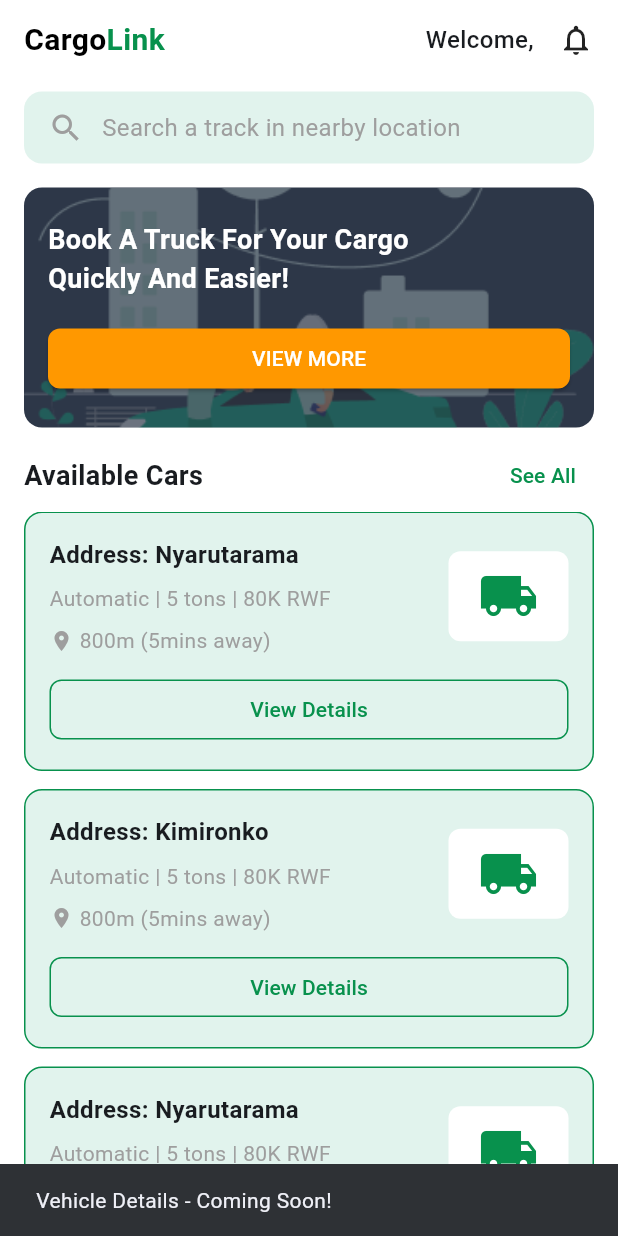
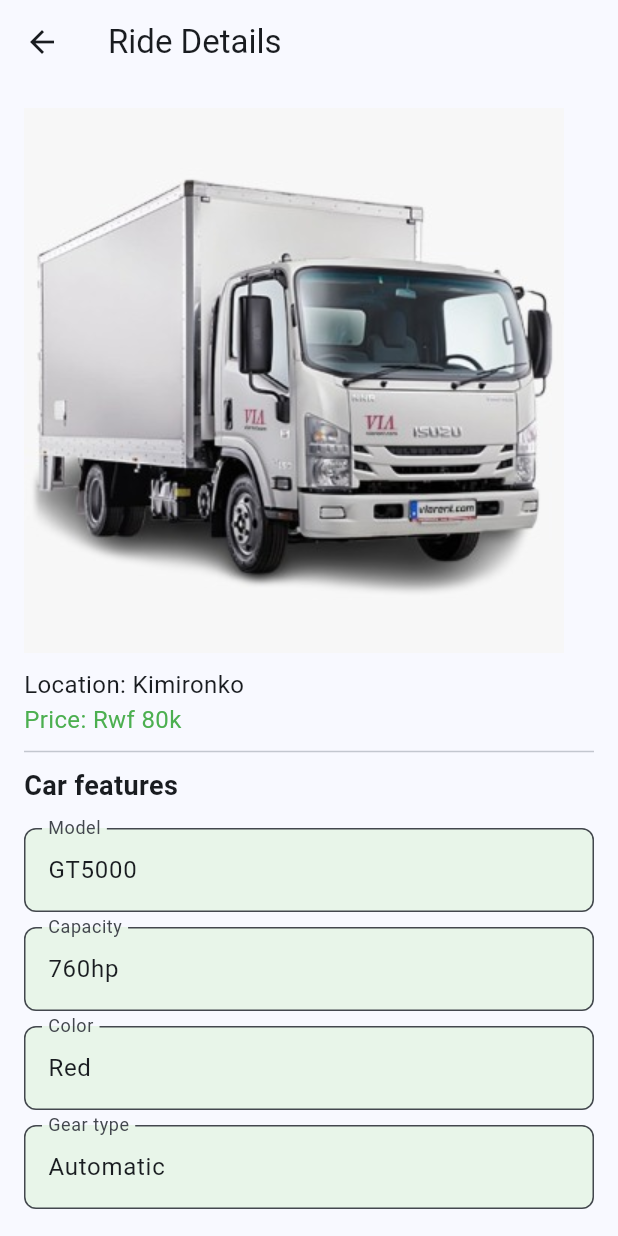
Before and after one commit to pauline12ish34/cargo--App, a Flutter app: the _CargoOwnerHomeTab screen opened directly, after a tap on "View Details", on a phone screen of 412 x 824 dp. Run offline on Flutter 3.47's test engine with Material 3 defaults, Android fonts, the phone set to English and light mode, and no system bars; our stand-ins replace cloud_firestore, firebase_auth, firebase_core, flutter_rating_bar, flutter_svg, font_awesome_flutter; accounts and stored records are empty; project files that could hold a hidden picture were left out.

Commit message:
car details and payment widget

```diff
--- a/lib/features/cargo_owner/screens/cargo_owner_home.dart
+++ b/lib/features/cargo_owner/screens/cargo_owner_home.dart
@@ -1,3 +1,4 @@
+import 'package:cargo_app/screens/car_details_screen.dart';
 import 'package:flutter/material.dart';
 import 'package:provider/provider.dart';
 import 'dart:io';
@@ -215,11 +216,16 @@ class _CargoOwnerHomeTab extends StatelessWidget {
                 distance: '800m (5mins away)',
                 status: 'Available',
                 onViewDetails: () {
-                  ScaffoldMessenger.of(context).showSnackBar(
-                    const SnackBar(
-                      content: Text('Vehicle Details - Coming Soon!'),
-                    ),
+                  Navigator.push(
+                    context,
+                    MaterialPageRoute(builder: (context) => RideDetailsPage()),
                   );
+
+                  // ScaffoldMessenger.of(context).showSnackBar(
+                  //   const SnackBar(
+                  //     content: Text('Vehicle Details - Coming Soon!'),
+                  //   ),
+                  // );
                 },
               ),
               VehicleCard(
@@ -228,11 +234,15 @@ class _CargoOwnerHomeTab extends StatelessWidget {
                 distance: '800m (5mins away)',
                 status: 'Available',
                 onViewDetails: () {
-                  ScaffoldMessenger.of(context).showSnackBar(
-                    const SnackBar(
-                      content: Text('Vehicle Details - Coming Soon!'),
-                    ),
+                  Navigator.push(
+                    context,
+                    MaterialPageRoute(builder: (context) => RideDetailsPage()),
                   );
+                  // ScaffoldMessenger.of(context).showSnackBar(
+                  //   const SnackBar(
+                  //     content: Text('Vehicle Details - Coming Soon!'),
+                  //   ),
+                  // );
                 },
               ),
               VehicleCard(
@@ -241,11 +251,15 @@ class _CargoOwnerHomeTab extends StatelessWidget {
                 distance: '800m (5mins away)',
                 status: 'Available',
                 onViewDetails: () {
-                  ScaffoldMessenger.of(context).showSnackBar(
-                    const SnackBar(
-                      content: Text('Vehicle Details - Coming Soon!'),
-                    ),
+                  Navigator.push(
+                    context,
+                    MaterialPageRoute(builder: (context) => RideDetailsPage()),
                   );
+                  // ScaffoldMessenger.of(context).showSnackBar(
+                  //   const SnackBar(
+                  //     content: Text('Vehicle Details - Coming Soon!'),
+                  //   ),
+                  // );
                 },
               ),
             ],
--- /dev/null
+++ b/lib/screens/car_details_screen.dart
@@ -0,0 +1,85 @@
+import 'package:cargo_app/widgets/payment.dart';
+import 'package:flutter/material.dart';
+import 'package:flutter_svg/svg.dart';
+
+class RideDetailsPage extends StatelessWidget {
+  const RideDetailsPage({super.key});
+
+  Widget buildInfoTile(String label, String value) {
+    return Padding(
+      padding: const EdgeInsets.symmetric(vertical: 5),
+      child: TextField(
+        readOnly: true,
+        decoration: InputDecoration(
+          labelText: label,
+          filled: true,
+          fillColor: Colors.green[50],
+          border: OutlineInputBorder(borderRadius: BorderRadius.circular(8)),
+          hintText: value,
+        ),
+        controller: TextEditingController(text: value),
+      ),
+    );
+  }
+
+  @override
+  Widget build(BuildContext context) {
+    return Scaffold(
+      appBar: AppBar(title: const Text("Ride Details")),
+      body: SingleChildScrollView(
+        padding: const EdgeInsets.all(16),
+        child: Column(
+          crossAxisAlignment: CrossAxisAlignment.start,
+          children: [
+            Image.asset(
+              'assets/images/truck.jpg', // Path to your SVG file
+            ),
+
+            const SizedBox(height: 10),
+            const Text("Location: Kimironko", style: TextStyle(fontSize: 16)),
+            const Text(
+              "Price: Rwf 80k",
+              style: TextStyle(fontSize: 16, color: Colors.green),
+            ),
+            const Divider(height: 20),
+            const Text(
+              "Car features",
+              style: TextStyle(fontSize: 18, fontWeight: FontWeight.bold),
+            ),
+            const SizedBox(height: 10),
+            buildInfoTile("Model", "GT5000"),
+            buildInfoTile("Capacity", "760hp"),
+            buildInfoTile("Color", "Red"),
+            buildInfoTile("Gear type", "Automatic"),
+            const SizedBox(height: 20),
+            ElevatedButton(
+              onPressed: () {
+                // Handle bargain action
+              },
+              style: ElevatedButton.styleFrom(
+                backgroundColor: Colors.green[200],
+                minimumSize: const Size.fromHeight(40),
+              ),
+              child: const Text(
+                "BARGAIN",
+                style: TextStyle(color: Colors.green),
+              ),
+            ),
+            const SizedBox(height: 10),
+            ElevatedButton(
+              onPressed: () => showPaymentDialog(context),
+              style: ElevatedButton.styleFrom(
+                backgroundColor: Colors.green,
+                minimumSize: const Size.fromHeight(50),
+              ),
+              child: const Text(
+                "PLACE AN ORDER",
+                style: TextStyle(color: Colors.white),
+              ),
+            ),
+          ],
+        ),
+      ),
+    );
+  }
+}
--- a/pubspec.yaml
+++ b/pubspec.yaml
@@ -41,6 +41,7 @@ dependencies:
   firebase_auth: ^5.6.2
   cloud_firestore: ^5.6.11
   provider: ^6.1.2
+  flutter_rating_bar: ^4.0.1
 
 dev_dependencies:
   flutter_test:
@@ -71,6 +72,7 @@ flutter:
   assets:
     - assets/images/Anywhere_you_are.svg
     - assets/images/At_anytime.svg
+    - assets/images/truck.jpg
     - assets/images/cargolink-logo.png
     - assets/images/frame1.svg
     - assets/images/splash-illustration.png
```
Also changed, not shown: lib/widgets/payment.dart (added, +136 -0 lines), lib/widgets/review_dialogue.dart (added, +151 -0 lines), lib/widgets/thankyou_dialog.dart (added, +27 -0 lines), assets/images/truck.jpg (added), assets/images/truckdetails.svg (added), pubspec.lock.
